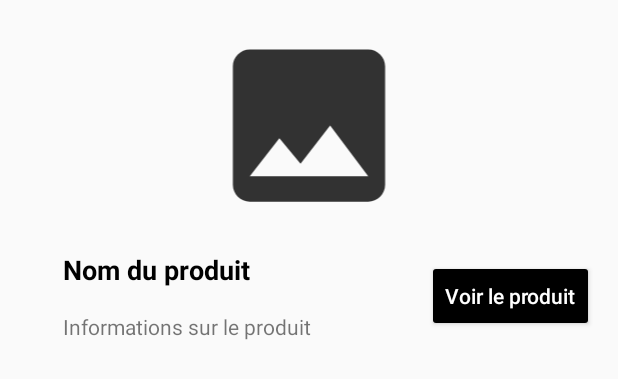
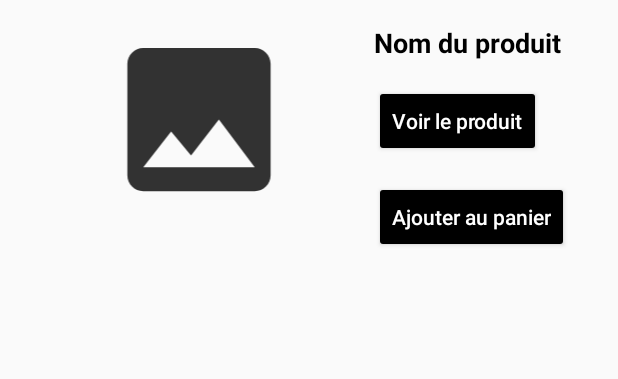
Before and after one commit to gabrielMenard/ApplicationEpicerie, an Android app: the layout resultats_recherche_layout.xml on its own in the app's theme, with its tools: preview values and no code run, on a phone screen of 412 x 824 dp. Shown: the top 379 px of the screen. Run offline under Robolectric (Android 15) with nearby library versions, the phone set to English and light mode, and no system bars.

Commit message:
ajout bouton ajout panier

```diff
--- a/devoir4/app/src/main/res/layout/activity_resultats_recherche.xml
+++ b/devoir4/app/src/main/res/layout/activity_resultats_recherche.xml
@@ -5,7 +5,8 @@
     android:layout_width="match_parent"
     android:layout_height="match_parent"
     tools:context=".ResultatsRecherche"
-    android:background="@color/background">
+    android:background="@color/background"
+    android:id="@+id/constraint">
 
     <ImageView
         android:id="@+id/b_back_resultat_recherche"
--- a/devoir4/app/src/main/res/layout/resultats_recherche_layout.xml
+++ b/devoir4/app/src/main/res/layout/resultats_recherche_layout.xml
@@ -8,11 +8,12 @@
 
     <ImageView
         android:id="@+id/image_produit_recherche"
-        android:layout_width="328dp"
-        android:layout_height="135dp"
+        android:layout_width="201dp"
+        android:layout_height="127dp"
+        android:layout_marginStart="32dp"
+        android:layout_marginLeft="32dp"
         android:layout_marginTop="16dp"
         android:src="@drawable/image_temp"
-        app:layout_constraintEnd_toEndOf="parent"
         app:layout_constraintStart_toStartOf="parent"
         app:layout_constraintTop_toTopOf="parent" />
 
@@ -20,36 +21,38 @@
         android:id="@+id/nom_produit_resultat"
         android:layout_width="wrap_content"
         android:layout_height="wrap_content"
-        android:layout_marginTop="16dp"
+        android:layout_marginStart="16dp"
+        android:layout_marginLeft="16dp"
         android:text="@string/nom_produit"
         android:textColor="@color/black"
         android:textSize="18sp"
         android:textStyle="bold"
-        app:layout_constraintStart_toStartOf="@+id/image_produit_recherche"
-        app:layout_constraintTop_toBottomOf="@+id/image_produit_recherche" />
-
-    <TextView
-        android:id="@+id/info_produit_resultat"
-        android:layout_width="wrap_content"
-        android:layout_height="wrap_content"
-        android:layout_marginTop="16dp"
-        android:text="@string/info_produit"
-        app:layout_constraintStart_toStartOf="@+id/nom_produit_resultat"
-        app:layout_constraintTop_toBottomOf="@+id/nom_produit_resultat" />
+        app:layout_constraintStart_toEndOf="@+id/image_produit_recherche"
+        app:layout_constraintTop_toTopOf="@+id/image_produit_recherche" />
 
     <Button
         android:id="@+id/bouton_resultat"
         android:layout_width="wrap_content"
         android:layout_height="wrap_content"
-        android:layout_marginEnd="16dp"
-        android:layout_marginRight="16dp"
+        android:layout_marginTop="16dp"
         android:backgroundTint="@color/black"
-        android:textColor="@color/white"
         android:text="@string/voir_le_produit"
         android:textAllCaps="false"
+        android:textColor="@color/white"
         app:layout_constraintBottom_toBottomOf="@+id/info_produit_resultat"
-        app:layout_constraintEnd_toEndOf="parent"
-        app:layout_constraintTop_toTopOf="@+id/nom_produit_resultat" />
+        app:layout_constraintStart_toStartOf="@+id/nom_produit_resultat"
+        app:layout_constraintTop_toBottomOf="@+id/nom_produit_resultat" />
 
+    <Button
+        android:id="@+id/ajout"
+        android:layout_width="wrap_content"
+        android:layout_height="wrap_content"
+        android:layout_marginTop="16dp"
+        android:backgroundTint="@color/black"
+        android:text="@string/ajouter_au_panier"
+        android:textAllCaps="false"
+        android:textColor="@color/white"
+        app:layout_constraintStart_toStartOf="@+id/nom_produit_resultat"
+        app:layout_constraintTop_toBottomOf="@+id/bouton_resultat" />
 
 </androidx.constraintlayout.widget.ConstraintLayout>
```
Also changed, not shown: devoir4/app/src/main/java/com/example/devoir4/ResultatsRecherche.java (+19 -11 lines).
